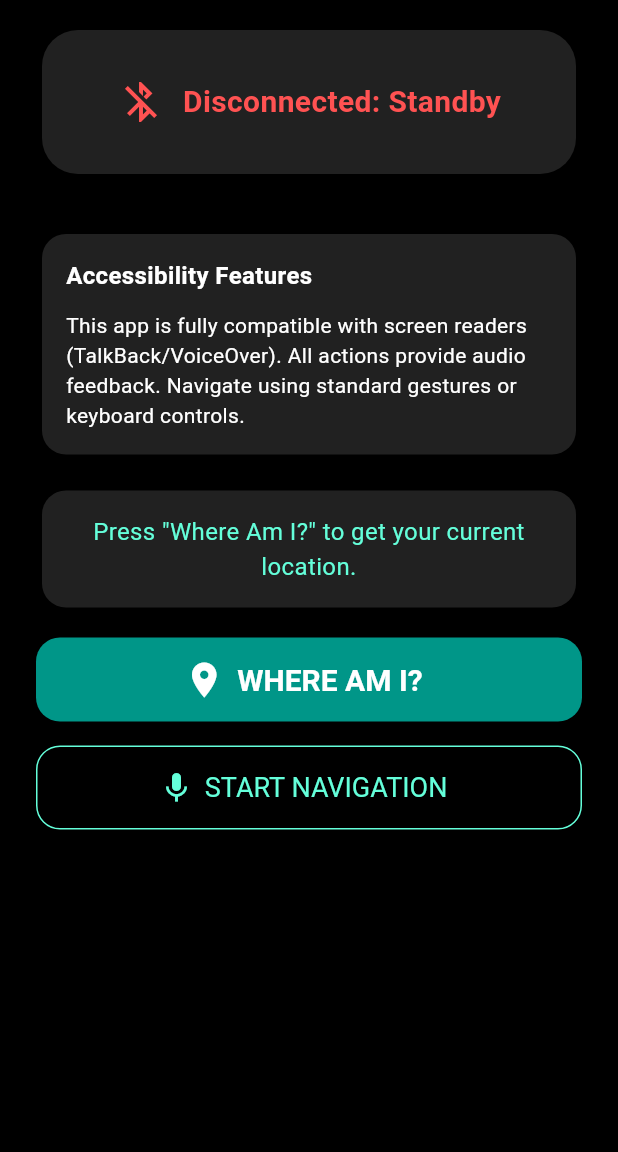
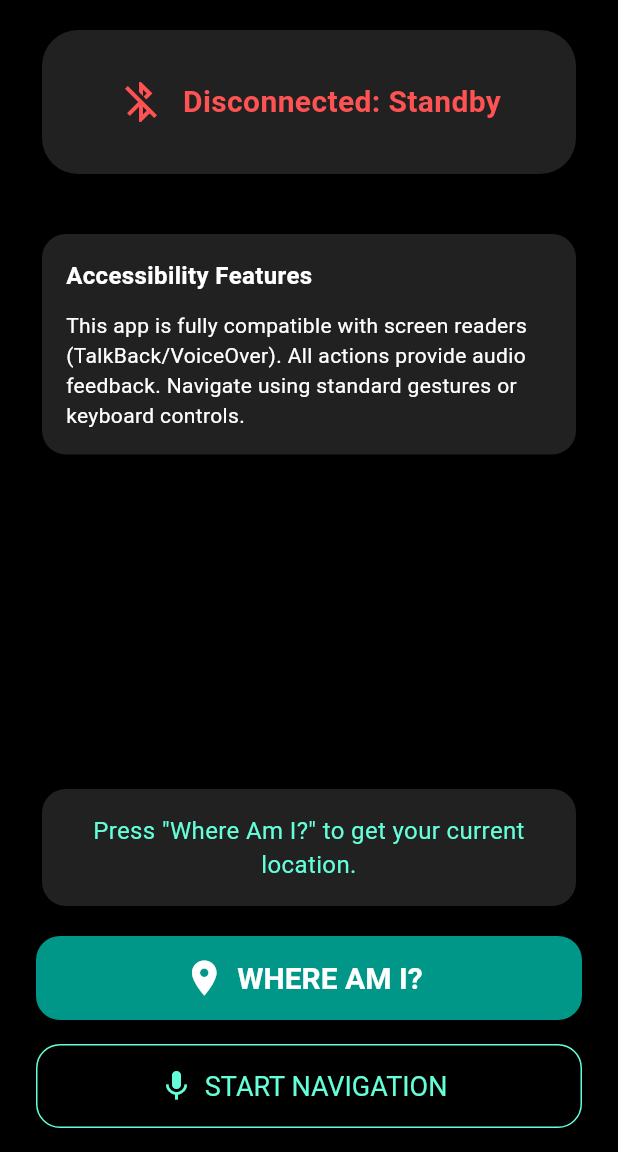
Before and after one commit to AgentANP/blind-cane-visionaries, a Flutter app: the screen it shows after launch, on a phone screen of 412 x 824 dp, the part 84-1236 px from its top. Run offline on Flutter 3.47's test engine with Material 3 defaults, Android fonts, the phone set to English and light mode, and no system bars; our stand-ins replace flutter_native_contact_picker, geocoding, geolocator; missing offline and left inert: a package.

Commit message:
changes to the contact button

```diff
--- a/lib/main.dart
+++ b/lib/main.dart
@@ -1,6 +1,7 @@
 import 'package:flutter/material.dart';
 import 'package:geolocator/geolocator.dart';
 import 'package:geocoding/geocoding.dart';
+import 'package:flutter_native_contact_picker/flutter_native_contact_picker.dart';
 
 void main() {
   runApp(const MyApp());
@@ -35,19 +36,19 @@ class MyApp extends StatelessWidget {
           ),
         ),
       ),
-      home: const ModernHomePage(),
+  home: const HomePage(),
     );
   }
 }
 
-class ModernHomePage extends StatefulWidget {
-  const ModernHomePage({super.key});
+class HomePage extends StatefulWidget {
+  const HomePage({super.key});
 
   @override
-  State<ModernHomePage> createState() => _ModernHomePageState();
+  State<HomePage> createState() => _HomePageState();
 }
 
-class _ModernHomePageState extends State<ModernHomePage> {
+class _HomePageState extends State<HomePage> {
   String _locationStatus = 'Press "Where Am I?" to get your current location.';
 
   Future<void> _findLocation() async {
@@ -132,7 +133,7 @@ class _ModernHomePageState extends State<ModernHomePage> {
         ],
       ),
       body: SafeArea(
-        child: SingleChildScrollView(
+        child: Padding(
           padding: const EdgeInsets.symmetric(horizontal: 24.0, vertical: 16),
           child: Column(
             crossAxisAlignment: CrossAxisAlignment.stretch,
@@ -189,8 +190,8 @@ class _ModernHomePageState extends State<ModernHomePage> {
                   ),
                 ),
               ),
-              const SizedBox(height: 16),
-              // Location Status Display
+              const Spacer(),
+              // Location Status Display, "Where Am I?" Button, "Start Navigation" Button at bottom
               Card(
                 color: Colors.grey[900],
                 shape: RoundedRectangleBorder(borderRadius: BorderRadius.circular(16)),
@@ -204,7 +205,6 @@ class _ModernHomePageState extends State<ModernHomePage> {
                 ),
               ),
               const SizedBox(height: 16),
-              // "Where Am I?" Button
               ElevatedButton.icon(
                 icon: const Icon(Icons.location_on, size: 28),
                 label: const Text('WHERE AM I?'),
@@ -216,7 +216,6 @@ class _ModernHomePageState extends State<ModernHomePage> {
                 ),
               ),
               const SizedBox(height: 16),
-              // "Start Navigation" Button
               OutlinedButton.icon(
                 icon: const Icon(Icons.mic, size: 24),
                 label: const Text('START NAVIGATION'),
@@ -249,6 +248,22 @@ class SettingsScreen extends StatefulWidget {
 }
 
 class _SettingsScreenState extends State<SettingsScreen> {
+  final FlutterNativeContactPicker _contactPicker = FlutterNativeContactPicker();
+
+  Future<void> _pickContact() async {
+    try {
+      final contact = await _contactPicker.selectContact();
+      if (contact != null && contact.phoneNumbers != null && contact.phoneNumbers!.isNotEmpty) {
+        setState(() {
+          _nameController.text = contact.fullName ?? '';
+          _numberController.text = contact.phoneNumbers!.first;
+        });
+      }
+    } catch (e) {
+      // Handle error or permission denial
+    }
+  }
+
   final List<Map<String, String>> _contacts = [];
   final TextEditingController _nameController = TextEditingController();
   final TextEditingController _numberController = TextEditingController();
@@ -335,6 +350,18 @@ class _SettingsScreenState extends State<SettingsScreen> {
                         label: const Text('Add Contact'),
                         onPressed: _addContact,
                         style: ElevatedButton.styleFrom(
+                          minimumSize: const Size.fromHeight(48),
+                        ),
+                      ),
+                    ),
+                    const SizedBox(height: 12),
+                    SizedBox(
+                      width: double.infinity,
+                      child: OutlinedButton.icon(
+                        icon: const Icon(Icons.contacts),
+                        label: const Text('Pick from Contacts'),
+                        onPressed: _pickContact,
+                        style: OutlinedButton.styleFrom(
                           minimumSize: const Size.fromHeight(48),
                         ),
                       ),
--- a/pubspec.yaml
+++ b/pubspec.yaml
@@ -10,6 +10,7 @@ dependencies:
   flutter:
     sdk: flutter
   flutter_contacts: ^1.1.9+2
+  flutter_native_contact_picker: ^0.0.11
   flutter_tts: ^4.2.3
   geocoding: ^4.0.0
   geolocator: ^14.0.2
@@ -20,7 +21,7 @@ dependencies:
 dev_dependencies:
   flutter_test:
     sdk: flutter
-  flutter_lints: ^5.0.0
+  flutter_lints: ^6.0.0
 
 flutter:
   uses-material-design: true
```
Also changed, not shown: pubspec.lock.
